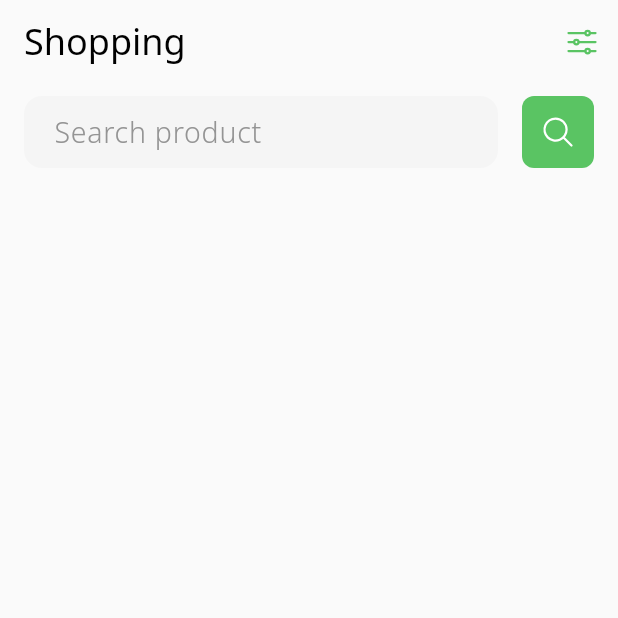
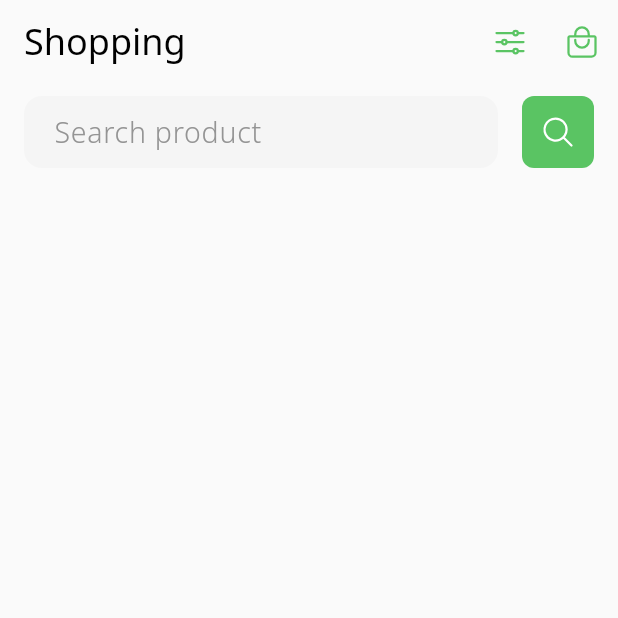
Before and after one commit to LeeKwanHyeong/house-of-tomorrow, a Flutter app: the screen it shows after launch, on a phone screen of 412 x 824 dp, the top half of it. Run offline on Flutter 3.47's test engine with Material 3 defaults, Android fonts, the phone set to English and light mode, and no system bars; our stand-ins replace cached_network_image, dio, flutter_bloc, flutter_svg; network calls fail.

Commit message:
House of tomorrow#5

```diff
--- a/lib/main.dart
+++ b/lib/main.dart
@@ -1,5 +1,6 @@
 import 'package:flutter/material.dart';
 import 'package:flutter_localizations/flutter_localizations.dart';
+import 'package:house_of_tomorrow/src/service/cart_service.dart';
 import 'package:house_of_tomorrow/src/service/lang_service.dart';
 import 'package:house_of_tomorrow/src/service/theme_service.dart';
 import 'package:house_of_tomorrow/util/lang/generated/l10n.dart';
@@ -15,6 +16,9 @@ void main() {
         ),
         ChangeNotifierProvider(
           create: (context) => LangService(),
+        ),
+        ChangeNotifierProvider(
+          create: (context) => CartService(),
         )
       ],
       child: const MyApp(),
--- /dev/null
+++ b/lib/src/model/cart_item.dart
@@ -0,0 +1,36 @@
+import 'package:house_of_tomorrow/src/model/Product.dart';
+
+class CartItem {
+  /// 선택한 상품
+  final Product product;
+
+  /// 선택한 색상
+  final int colorIndex;
+
+  /// 선택한 수량
+  final int count;
+
+  /// 상품 선택 여부
+  final bool isSelected;
+
+  const CartItem({
+    required this.product,
+    required this.colorIndex,
+    required this.count,
+    required this.isSelected,
+  });
+
+  CartItem copyWith({
+    Product? product,
+    int? colorIndex,
+    int? count,
+    bool? isSelected,
+  }) {
+    return CartItem(
+      product: product ?? this.product,
+      colorIndex: colorIndex ?? this.colorIndex,
+      count: count ?? this.count,
+      isSelected: isSelected ?? this.isSelected,
+    );
+  }
+}
--- a/lib/src/view/shopping/shopping_view.dart
+++ b/lib/src/view/shopping/shopping_view.dart
@@ -7,6 +7,7 @@ import 'package:house_of_tomorrow/src/view/shopping/widget/product_card_grid.dar
 import 'package:house_of_tomorrow/src/view/shopping/widget/product_empty.dart';
 import 'package:house_of_tomorrow/theme/component/bottom_sheet/setting_bottom_sheet.dart';
 import 'package:house_of_tomorrow/theme/component/button/button.dart';
+import 'package:house_of_tomorrow/theme/component/cart_button.dart';
 import 'package:house_of_tomorrow/theme/component/hide_keyboard.dart';
 import 'package:house_of_tomorrow/theme/component/input_field.dart';
 import 'package:house_of_tomorrow/util/helper/network_helper.dart';
@@ -78,7 +79,10 @@ class _ShoppingViewState extends State<ShoppingView> {
                   },
                 );
               },
-            )
+            ),
+
+            /// Cart Button
+            const CartButton(),
           ],
         ),
         body: Column(
--- /dev/null
+++ b/lib/theme/component/cart_button.dart
@@ -0,0 +1,26 @@
+import 'package:flutter/material.dart';
+import 'package:flutter_bloc/flutter_bloc.dart';
+import 'package:house_of_tomorrow/theme/component/button/button.dart';
+import 'package:house_of_tomorrow/theme/component/counter_badge.dart';
+
+import '../../src/service/cart_service.dart';
+import '../../util/route_path.dart';
+
+class CartButton extends StatelessWidget {
+  const CartButton({super.key});
+
+  @override
+  Widget build(BuildContext context) {
+    int count = context.watch<CartService>().cartItemList.length;
+    return CounterBadge(
+      label: '$count',
+      isShow: false,
+      child: Button(
+          icon: 'basket',
+          type: ButtonType.flat,
+          onPressed: () {
+            Navigator.pushNamed(context, RoutePath.cart);
+          }),
+    );
+  }
+}
--- /dev/null
+++ b/lib/theme/component/counter_badge.dart
@@ -0,0 +1,45 @@
+import 'package:flutter/material.dart';
+import 'package:house_of_tomorrow/src/service/theme_service.dart';
+
+class CounterBadge extends StatelessWidget {
+  final Widget child;
+  final String label;
+  final bool isShow;
+
+  const CounterBadge({
+    super.key,
+    required this.child,
+    required this.label,
+    required this.isShow,
+  });
+
+  @override
+  Widget build(BuildContext context) {
+    return Stack(
+      alignment: Alignment.center,
+      children: [
+        /// Child Widget
+        child,
+
+        /// Badge
+        Positioned(
+          top: 10,
+          right: 6,
+          child: IgnorePointer(
+            ignoring: true,
+            child: CircleAvatar(
+              backgroundColor: context.color.secondary,
+              radius: isShow ? 10 : 0,
+              child: Text(
+                label,
+                style: context.typo.body2.copyWith(
+                  color: context.color.onSecondary,
+                ),
+              ),
+            ),
+          ),
+        ),
+      ],
+    );
+  }
+}
--- /dev/null
+++ b/lib/util/helper/immutable_helper.dart
@@ -0,0 +1,4 @@
+extension ImmutableIterableExt on Iterable {
+  /// Runtime Immutable List
+  List<T> toImmutable<T>() => List.unmodifiable(this);
+}
--- a/lib/util/route_path.dart
+++ b/lib/util/route_path.dart
@@ -1,5 +1,6 @@
 import 'package:flutter/material.dart';
 import 'package:house_of_tomorrow/src/model/Product.dart';
+import 'package:house_of_tomorrow/src/view/cart/cart_view.dart';
 import 'package:house_of_tomorrow/src/view/shopping/shopping_view.dart';
 
 import '../src/view/product/product_view.dart';
@@ -7,6 +8,7 @@ import '../src/view/product/product_view.dart';
 abstract class RoutePath {
   static const String shopping = 'shopping';
   static const String product = 'product';
+  static const String cart = 'cart';
 
   static Route<dynamic>? onGenerateRoute(RouteSettings settings) {
     late final Widget page;
@@ -18,6 +20,9 @@ abstract class RoutePath {
         Product product = settings.arguments as Product;
         page = ProductView(product: product);
         break;
+      case RoutePath.cart:
+        page = CartView();
+        break;
     }
 
     return MaterialPageRoute(
```
Also changed, not shown: lib/src/service/cart_service.dart (added, +35 -0 lines), lib/src/view/cart/cart_view.dart (added, +55 -0 lines), lib/src/view/cart/widget/cart_bottom_sheet.dart (added, +10 -0 lines), lib/src/view/cart/widget/cart_empty.dart (added, +21 -0 lines), lib/src/view/cart/widget/cart_item_tile.dart (added, +101 -0 lines), lib/src/view/product/product_view.dart (+38 -8 lines), lib/src/view/product/widget/product_bottom_sheet.dart (+75 -2 lines).
